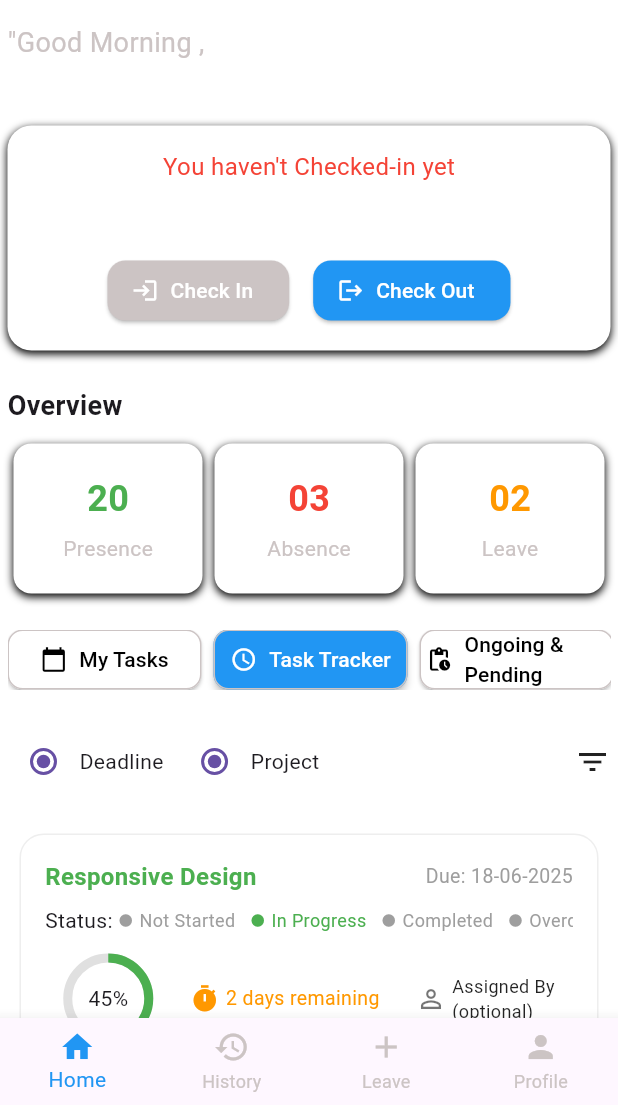
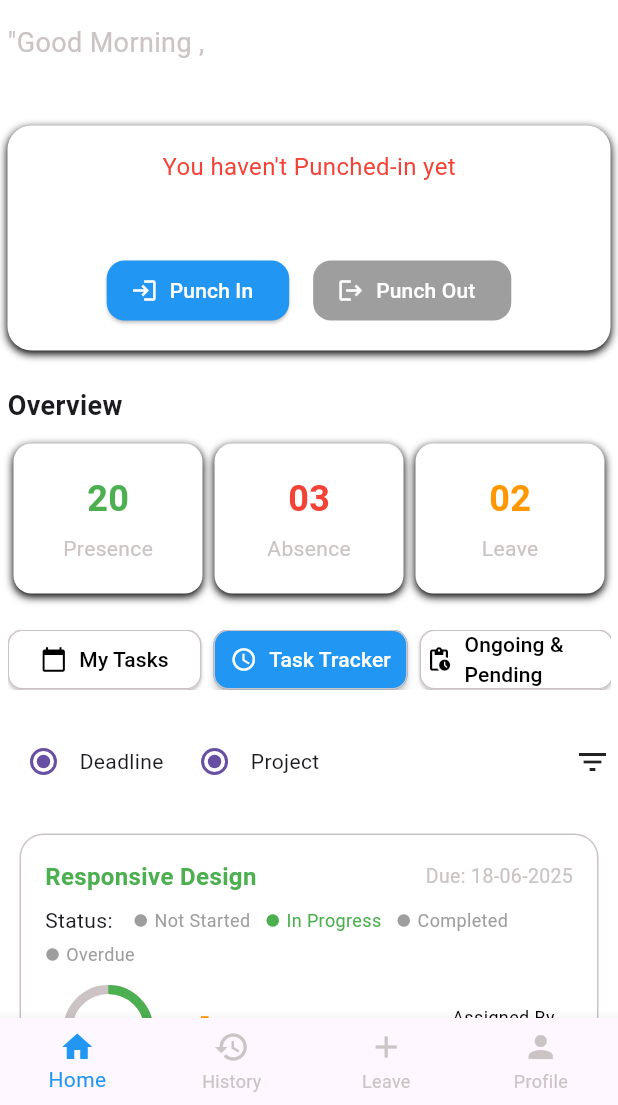
Before and after one commit to gokulnambissan/Ziya_user, a Flutter app: the HomeScreen screen opened directly, after a tap on "Task Tracker", on a phone screen of 412 x 824 dp, the part 131-1236 px from its top. Run offline on Flutter 3.47's test engine with Material 3 defaults, Android fonts, the phone set to English and light mode, and no system bars; drawn by our look-alikes of percent_indicator; our stand-ins replace cloud_firestore, firebase_auth, firebase_core; accounts and stored records are empty.

Commit message:
adding punch in/punch out

```diff
--- a/lib/constants/app_strings.dart
+++ b/lib/constants/app_strings.dart
@@ -1,7 +1,7 @@
 class AppStrings {
   static const String checkIn = "Check In";
   static const String checkOut = "Check Out";
-  static const String checkInPrompt = "You haven't Checked-in yet";
+  static const String checkInPrompt = "You haven't Punched-in yet";
   static const String goodMorning = '"Good Morning ,';
   static const String overview = "Overview";
   static const String dashboard = "Dashboard";
--- /dev/null
+++ b/lib/view_models/punch_viewmodel.dart
@@ -0,0 +1,27 @@
+import 'package:flutter/material.dart';
+import 'package:intl/intl.dart';
+import '../constants/app_colors.dart';
+import '../constants/app_strings.dart';
+
+class PunchViewModel {
+  bool checkedIn = false;
+  String checkInStatus = AppStrings.checkInPrompt;
+  Color statusColor = AppColors.red;
+  String? checkOutTimeMessage;
+
+  void punchIn(Function updateUI) {
+    checkedIn = true;
+    checkInStatus = "You're checked in at ${DateFormat.jm().format(DateTime.now())}!";
+    statusColor = AppColors.green;
+    checkOutTimeMessage = null;
+    updateUI();
+  }
+
+  void punchOut(Function updateUI) {
+    checkedIn = false;
+    checkInStatus = AppStrings.checkInPrompt;
+    statusColor = AppColors.red;
+    checkOutTimeMessage = "Checked out at ${DateFormat.jm().format(DateTime.now())}";
+    updateUI();
+  }
+}
--- a/lib/view_models/tracker_view_model.dart
+++ b/lib/view_models/tracker_view_model.dart
@@ -1,21 +1,48 @@
 import 'package:flutter/material.dart';
 import 'package:percent_indicator/circular_percent_indicator.dart';
 import '../models/task_model.dart';
+import '../../constants/app_colors.dart';
 
 class TrackerViewModel {
   final List<TaskModel> tasks = [
-    TaskModel(title: "Responsive Design", dueDate: "18-06-2025", statusIndex: 1, progress: 0.45, daysRemaining: 2, assignedBy: "optional", priority: "Medium"),
-    TaskModel(title: "UI/UX Design Implementation", dueDate: "18-06-2025", statusIndex: 2, progress: 0.65, daysRemaining: 2, assignedBy: "optional", priority: "High"),
-    TaskModel(title: "Back-end Development", dueDate: "18-06-2025", statusIndex: 1, progress: 0.75, daysRemaining: 2, assignedBy: "optional", priority: "High"),
+    TaskModel(
+        title: "Responsive Design",
+        dueDate: "18-06-2025",
+        statusIndex: 1,
+        progress: 0.45,
+        daysRemaining: 2,
+        assignedBy: "optional",
+        priority: "Medium"),
+    TaskModel(
+        title: "UI/UX Design Implementation",
+        dueDate: "18-06-2025",
+        statusIndex: 2,
+        progress: 0.65,
+        daysRemaining: 2,
+        assignedBy: "optional",
+        priority: "High"),
+    TaskModel(
+        title: "Back-end Development",
+        dueDate: "18-06-2025",
+        statusIndex: 1,
+        progress: 0.75,
+        daysRemaining: 2,
+        assignedBy: "optional",
+        priority: "High"),
   ];
 
-  final List<String> statuses = ["Not Started", "In Progress", "Completed", "Overdue"];
+  final List<String> statuses = [
+    "Not Started",
+    "In Progress",
+    "Completed",
+    "Overdue"
+  ];
   final List<String> actions = ["Start", "Update", "Complete"];
 
   final Map<String, Color> priorityColors = {
-    "Low": Colors.grey,
-    "Medium": Colors.teal,
-    "High": Colors.red,
+    "Low": AppColors.grey,
+    "Medium": AppColors.dashboardTeal,
+    "High": AppColors.red,
   };
 
   final Map<int, String> selectedActions = {};
@@ -35,7 +62,7 @@ class TrackerViewModel {
       padding: const EdgeInsets.all(16),
       decoration: BoxDecoration(
         color: Colors.white,
-        border: Border.all(color: Colors.grey.shade200),
+        border: Border.all(color: AppColors.grey),
         borderRadius: BorderRadius.circular(16),
       ),
       child: Column(
@@ -45,46 +72,51 @@ class TrackerViewModel {
           Row(
             children: [
               Expanded(
-                child: Text(task.title,
+                child: Text(
+                  task.title,
                   style: const TextStyle(
-                        color: Colors.green,
+                    color: AppColors.green,
                     fontSize: 16,
-                        fontWeight: FontWeight.bold),
-                    overflow: TextOverflow.ellipsis),
+                    fontWeight: FontWeight.bold,
+                  ),
+                  overflow: TextOverflow.ellipsis,
+                ),
               ),
               const SizedBox(width: 8),
-              Text("Due: ${task.dueDate}",
-                  style: const TextStyle(fontSize: 13, color: Colors.grey)),
+              Text(
+                "Due: ${task.dueDate}",
+                style: const TextStyle(fontSize: 13, color: AppColors.grey),
+              ),
             ],
           ),
           const SizedBox(height: 8),
 
-          /// Status
-          SingleChildScrollView(
-            scrollDirection: Axis.horizontal,
-            child: Row(
+          /// Status (replaced Row+Scroll with Wrap to fix overflow)
+          Wrap(
+            spacing: 10,
+            runSpacing: 4,
+            crossAxisAlignment: WrapCrossAlignment.center,
             children: [
               const Text("Status: "),
               ...List.generate(statuses.length, (i) {
                 final isActive = task.statusIndex == i;
+                final statusColor = isActive
+                    ? (statuses[i] == "Overdue" ? AppColors.red : AppColors.green)
+                    : Colors.grey;
+
                 return Row(
+                  mainAxisSize: MainAxisSize.min,
                   children: [
-                      Icon(Icons.circle,
-                          size: 10,
-                          color: isActive ? Colors.green : Colors.grey),
+                    Icon(Icons.circle, size: 10, color: statusColor),
                     const SizedBox(width: 4),
                     Text(
                       statuses[i],
-                        style: TextStyle(
-                            fontSize: 12,
-                            color: isActive ? Colors.green : Colors.grey),
+                      style: TextStyle(fontSize: 12, color: statusColor),
                     ),
-                      const SizedBox(width: 10),
                   ],
                 );
               }),
             ],
-            ),
           ),
           const SizedBox(height: 12),
 
@@ -97,24 +129,27 @@ class TrackerViewModel {
                 lineWidth: 6.0,
                 percent: task.progress,
                 center: Text("${(task.progress * 100).toInt()}%"),
-                progressColor: Colors.green,
-                backgroundColor: Colors.grey.shade300,
+                progressColor: AppColors.green,
+                backgroundColor: AppColors.grey,
               ),
               Row(
                 children: [
-                  const Icon(Icons.timer, size: 20, color: Colors.orange),
+                  const Icon(Icons.timer, size: 20, color: AppColors.orange),
                   const SizedBox(width: 4),
-                  Text("${task.daysRemaining} days remaining",
-                      style: const TextStyle(
-                          color: Colors.orange, fontSize: 13)),
+                  Text(
+                    "${task.daysRemaining} days remaining",
+                    style: const TextStyle(color: AppColors.orange, fontSize: 13),
+                  ),
                 ],
               ),
               Row(
                 children: const [
-                  Icon(Icons.person_outline, size: 20, color: Colors.black54),
+                  Icon(Icons.person_outline, size: 20, color: AppColors.black),
                   SizedBox(width: 4),
-                  Text("Assigned By\n(optional)",
-                      style: TextStyle(fontSize: 12, color: Colors.black87)),
+                  Text(
+                    "Assigned By\n(optional)",
+                    style: TextStyle(fontSize: 12, color: AppColors.black),
+                  ),
                 ],
               ),
             ],
@@ -133,7 +168,7 @@ class TrackerViewModel {
                   child: Text(
                     level,
                     style: TextStyle(
-                      color: isCurrent ? priorityColors[level] : Colors.grey,
+                      color: isCurrent ? priorityColors[level] : AppColors.grey,
                     ),
                   ),
                 );
@@ -153,10 +188,10 @@ class TrackerViewModel {
                   Radio<String>(
                     value: action,
                     groupValue: selectedAction,
-                    activeColor: Colors.green,
+                    activeColor: AppColors.green,
                     onChanged: (value) => onActionChanged(value!),
                   ),
-                  Text(action, style: const TextStyle(color: Colors.black)),
+                  Text(action, style: const TextStyle(color: AppColors.black)),
                 ],
               );
             }).toList(),
@@ -182,7 +217,7 @@ class TrackerViewModel {
                 width: dotWidth,
                 height: 1,
                 child: DecoratedBox(
-                  decoration: BoxDecoration(color: Colors.grey),
+                  decoration: BoxDecoration(color: AppColors.grey),
                 ),
               );
             }),
--- a/lib/views/home/checkin_section.dart
+++ b/lib/views/home/checkin_section.dart
@@ -1,23 +1,22 @@
 import 'package:flutter/material.dart';
-import '../../constants/app_strings.dart';
 import '../../constants/app_colors.dart';
 
 class CheckInSection extends StatelessWidget {
   final String checkInStatus;
   final Color statusColor;
   final bool checkedIn;
-  final VoidCallback onCheckIn;
-  final VoidCallback onCheckOut;
   final String? checkOutTimeMessage;
+  final VoidCallback onPunchInTap;
+  final VoidCallback onPunchOutTap;
 
   const CheckInSection({
     Key? key,
     required this.checkInStatus,
     required this.statusColor,
     required this.checkedIn,
-    required this.onCheckIn,
-    required this.onCheckOut,
-    this.checkOutTimeMessage,
+    required this.checkOutTimeMessage,
+    required this.onPunchInTap,
+    required this.onPunchOutTap,
   }) : super(key: key);
 
   @override
@@ -29,11 +28,7 @@ class CheckInSection extends StatelessWidget {
         color: AppColors.white,
         borderRadius: BorderRadius.circular(16),
         boxShadow: const [
-          BoxShadow(
-            color: AppColors.black,
-            blurRadius: 4,
-            offset: Offset(0, 2),
-          ),
+          BoxShadow(color: AppColors.black, blurRadius: 4, offset: Offset(0, 2)),
         ],
       ),
       child: Column(
@@ -43,38 +38,35 @@ class CheckInSection extends StatelessWidget {
             children: [
               Text(checkInStatus, style: TextStyle(color: statusColor, fontSize: 16)),
               const SizedBox(height: 8),
-              Text(
-                checkOutTimeMessage ?? '',
-                style: const TextStyle(color: AppColors.black, fontSize: 14),
-              ),
+              Text(checkOutTimeMessage ?? '', style: const TextStyle(color: AppColors.black, fontSize: 14)),
             ],
           ),
           Row(
             mainAxisAlignment: MainAxisAlignment.center,
             children: [
               ElevatedButton.icon(
-                onPressed: onCheckIn,
+                onPressed: checkedIn ? null : onPunchInTap,
                 icon: const Icon(Icons.login),
-                label: const Text(AppStrings.checkIn),
+                label: const Text("Punch In"),
                 style: ElevatedButton.styleFrom(
-                  backgroundColor: checkedIn ? AppColors.blue : AppColors.grey,
+                  backgroundColor: AppColors.blue,
                   foregroundColor: AppColors.white,
-                  shape: RoundedRectangleBorder(
-                    borderRadius: BorderRadius.circular(12),
-                  ),
+                  disabledBackgroundColor: Colors.grey,
+                  disabledForegroundColor: Colors.white,
+                  shape: RoundedRectangleBorder(borderRadius: BorderRadius.circular(12)),
                 ),
               ),
               const SizedBox(width: 16),
               ElevatedButton.icon(
-                onPressed: onCheckOut,
+                onPressed: checkedIn ? onPunchOutTap : null,
                 icon: const Icon(Icons.logout),
-                label: const Text(AppStrings.checkOut),
+                label: const Text("Punch Out"),
                 style: ElevatedButton.styleFrom(
-                  backgroundColor: !checkedIn ? AppColors.blue : AppColors.grey,
+                  backgroundColor: AppColors.blue,
                   foregroundColor: AppColors.white,
-                  shape: RoundedRectangleBorder(
-                    borderRadius: BorderRadius.circular(12),
-                  ),
+                  disabledBackgroundColor: Colors.grey,
+                  disabledForegroundColor: Colors.white,
+                  shape: RoundedRectangleBorder(borderRadius: BorderRadius.circular(12)),
                 ),
               ),
             ],
```
Also changed, not shown: lib/views/center_face_page.dart (added, +72 -0 lines), lib/views/face_verification_page.dart (added, +130 -0 lines), lib/views/home/home_screen.dart (+47 -26 lines), lib/views/home/punch_dialogs.dart (added, +125 -0 lines), lib/views/success_page.dart (added, +54 -0 lines). Lines whose indentation alone changed are shown as unchanged.
